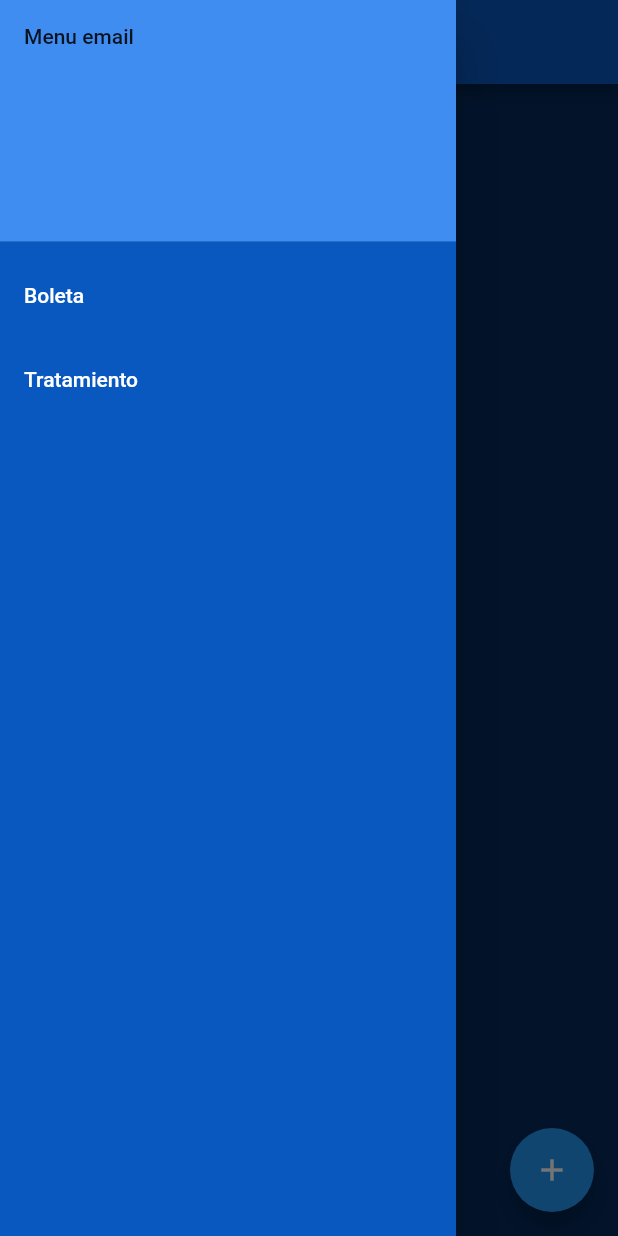
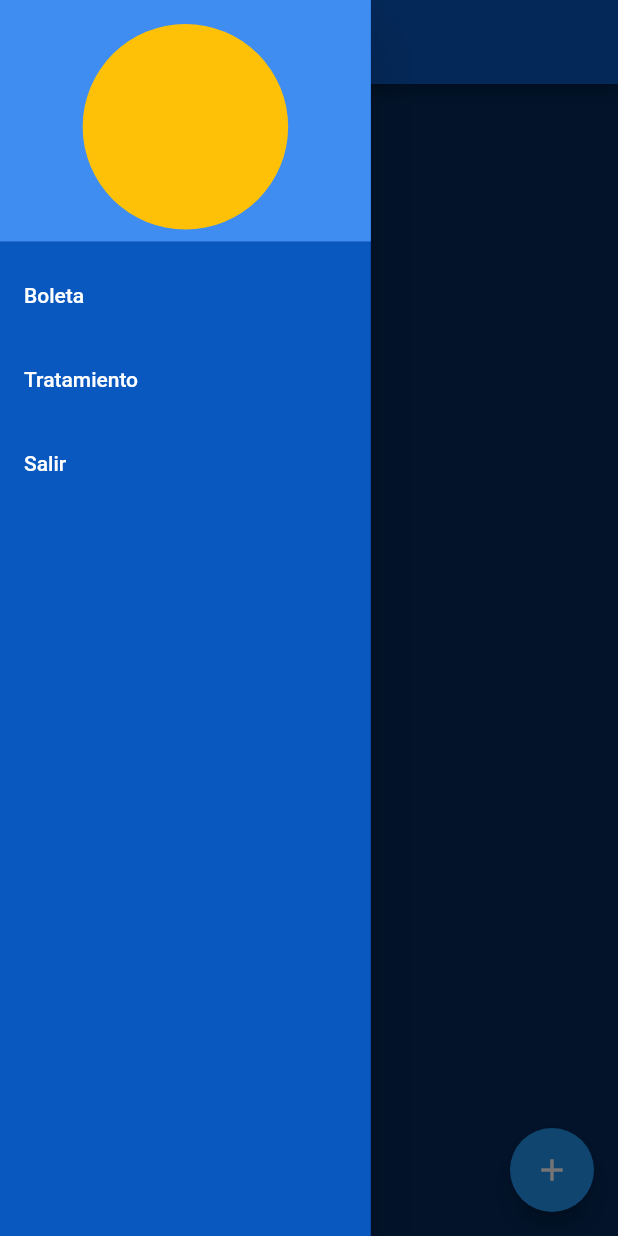
Before and after one commit to Michaelsr/CRUD_FLUTTER, a Flutter app: the screen it shows after launch, with the side drawer open, on a phone screen of 412 x 824 dp. Run offline on Flutter 3.47's test engine with Material 2 defaults, Android fonts, the phone set to English and light mode, and no system bars; our stand-ins replace google_sign_in, sqflite; accounts and stored records are empty.

```diff
--- a/lib/main.dart
+++ b/lib/main.dart
@@ -2,7 +2,6 @@
 import 'package:flutter/material.dart';
 import 'package:flutter_crud/src/pages/boleta_pages.dart';
 import 'package:flutter_crud/src/pages/login_pages.dart';
-import 'package:flutter_crud/src/pages/menu_pages.dart';
 import 'package:flutter_crud/src/pages/tratamiento.dart';
 
 void main() {
@@ -21,7 +20,6 @@ class MyApp extends StatelessWidget {
       initialRoute: 'boleta',
       routes: {
         'login': (context) => const LoginPages(),
-        'menu': (context) => const MenuPages(),
         'boleta': (context) => const BoletaPages(),
         'tratamiento': (context) => const TratamientoPages(),
       },
--- /dev/null
+++ b/lib/src/components/menu_pages.dart
@@ -0,0 +1,52 @@
+import 'package:flutter/material.dart';
+
+class MenuPages extends StatelessWidget {
+  const MenuPages({super.key});
+
+  @override
+  Widget build(BuildContext context) {
+    return SizedBox(
+      width: MediaQuery.of(context).size.width * 0.6,
+      child: Drawer(
+        backgroundColor: const Color.fromARGB(255, 9, 88, 192),
+        child: ListView(
+          padding: EdgeInsets.zero,
+          children: <Widget>[
+            const DrawerHeader(
+              decoration: BoxDecoration(
+                color: Color.fromARGB(255, 64, 141, 241),
+              ),
+              child: CircleAvatar(
+                backgroundColor: Colors.amber,
+              ),
+            ),
+            ListTile(
+              title: const Text('Boleta'),
+              textColor: Colors.white,
+              onTap: () {
+                // Actualiza el estado de la aplicación
+                // ...
+                // Luego cierra el drawer
+                Navigator.pushNamed(context, 'boleta');
+              },
+            ),
+            ListTile(
+              title: const Text('Tratamiento'),
+              textColor: Colors.white,
+              onTap: () {
+                Navigator.pushNamed(context, 'tratamiento');
+              },
+            ),
+            ListTile(
+              title: const Text('Salir'),
+              textColor: Colors.white,
+              onTap: () {
+                Navigator.pushNamed(context, 'login');
+              },
+            ),
+          ],
+        ),
+      ),
+    );
+  }
+}
--- a/lib/src/pages/boleta_pages.dart
+++ b/lib/src/pages/boleta_pages.dart
@@ -1,4 +1,5 @@
 import 'package:flutter/material.dart';
+import 'package:flutter_crud/src/components/menu_pages.dart';
 import '../db/sql_helper.dart';
 
 class BoletaPages extends StatefulWidget {
@@ -109,11 +110,12 @@ class _BoletaPagesState extends State<BoletaPages> {
                 // ignore: use_build_context_synchronously
                 Navigator.of(context).pop();
               },
-                    child: Text(id == null ? 'Create New' : 'Update'),
+              child: Text(id == null ? 'Guardar' : 'Actualizar'),
             )
           ],
         ),
-            ));
+      ),
+    );
   }
 
 // Insert a new journal to the database
@@ -137,7 +139,7 @@ class _BoletaPagesState extends State<BoletaPages> {
     await SQLHelper.deleteItem(id);
     // ignore: use_build_context_synchronously
     ScaffoldMessenger.of(context).showSnackBar(const SnackBar(
-      content: Text('Successfully deleted a journal!'),
+      content: Text('Borrado exitoso'),
     ));
     _refreshJournals();
   }
@@ -146,44 +148,11 @@ class _BoletaPagesState extends State<BoletaPages> {
   Widget build(BuildContext context) {
     return Scaffold(
       appBar: AppBar(
-        automaticallyImplyLeading: false,
+        // automaticallyImplyLeading: false,
         backgroundColor: const Color.fromARGB(255, 9, 88, 192),
         title: const Text('Boleta'),
       ),
-      drawer: Drawer(
-        backgroundColor: const Color.fromARGB(255, 9, 88, 192),
-        child: ListView(
-          padding: EdgeInsets.zero,
-          children: <Widget>[
-            const DrawerHeader(
-              decoration: BoxDecoration(
-                color: Color.fromARGB(255, 64, 141, 241),
-              ),
-              child: Text('Menu email'),
-            ),
-            ListTile(
-              title: const Text('Boleta'),
-              textColor: Colors.white,
-              onTap: () {
-                // Actualiza el estado de la aplicación
-                // ...
-                // Luego cierra el drawer
-                Navigator.pop(context);
-              },
-            ),
-            ListTile(
-              title: const Text('Tratamiento'),
-              textColor: Colors.white,
-              onTap: () {
-                // // Actualiza el estado de la aplicación
-                // ...
-                // Luego cierra el drawer
-                Navigator.pop(context);
-              },
-            ),
-          ],
-        ),
-      ),
+      drawer: const MenuPages(),
       backgroundColor: const Color.fromARGB(255, 4, 42, 92),
       body: _isLoading
           ? const Center(
@@ -224,7 +193,7 @@ class _BoletaPagesState extends State<BoletaPages> {
                             color: Colors.white,
                             icon: const Icon(Icons.print_rounded),
                             onPressed: () =>
-                                _deleteItem(_journals[index]['id_boleta']),
+                                _showForm(_journals[index]['id_boleta']),
                           ),
                         ],
                       ),
```
Also changed, not shown: lib/src/pages/menu_pages.dart (deleted, +0 -14 lines), lib/src/pages/tratamiento.dart (+7 -1 lines). Lines whose indentation alone changed are shown as unchanged.
